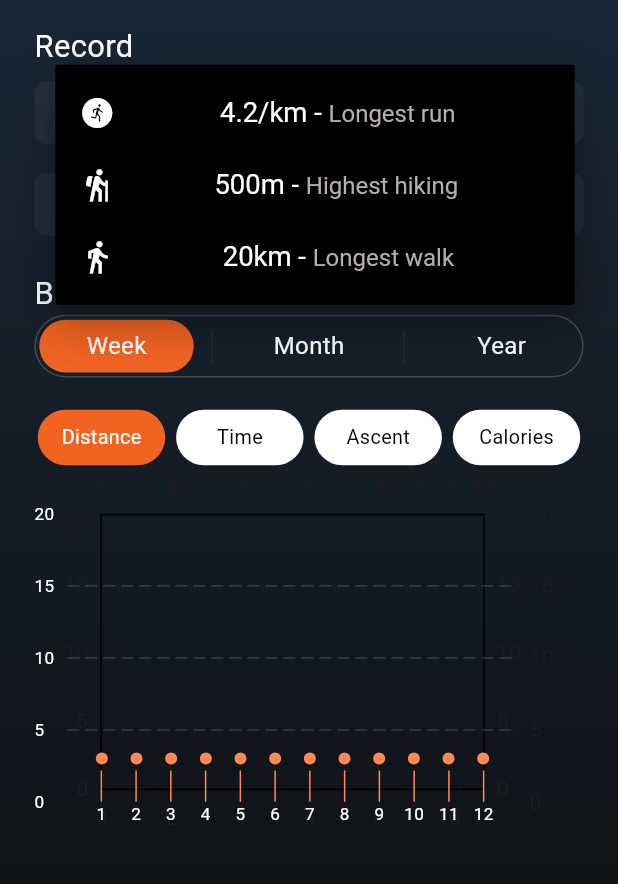
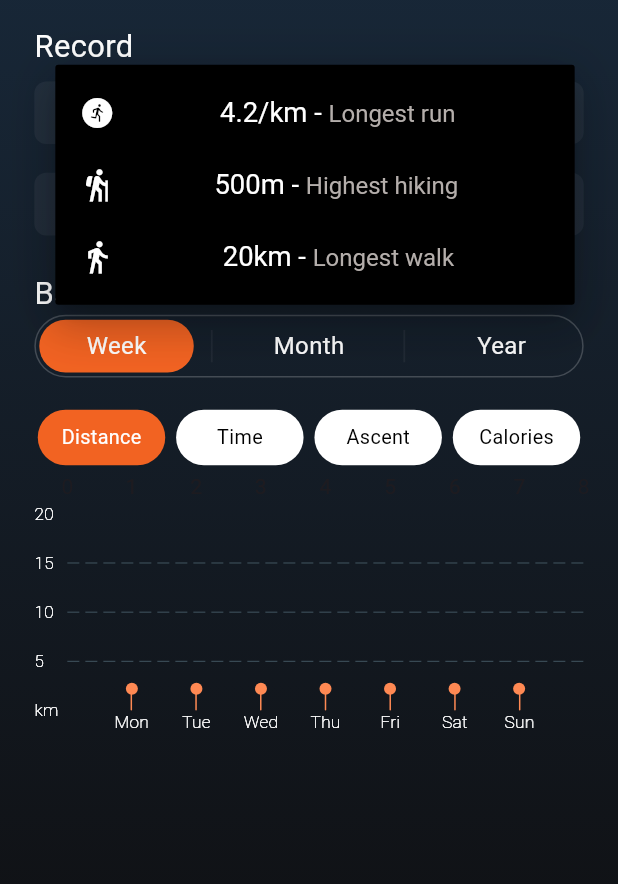
Before and after one commit to MineKnight2711/Running_App, a Flutter app: the PerformanceMetricsScreen screen opened by its route, after a tap on an icon or button, on a phone screen of 412 x 824 dp, the part 66-950 px from its top. Run offline on Flutter 3.47's test engine with Material 3 defaults, Android fonts, the phone set to English and light mode, and no system bars; drawn by our look-alikes of fl_chart; our stand-ins replace card_swiper, flutter_screenutil, get, google_fonts.

Commit message:
fix chart, chồng barchart lên linechart

```diff
--- a/lib/extensions/integer_extension.dart
+++ b/lib/extensions/integer_extension.dart
@@ -6,4 +6,25 @@ extension IntegerParsing on int {
         '${(duration.inSeconds % 60).toString().padLeft(2, '0')}';
     return formattedTime;
   }
+
+  String getDayLabel() {
+    switch (this) {
+      case 1:
+        return 'Mon';
+      case 2:
+        return 'Tue';
+      case 3:
+        return 'Wed';
+      case 4:
+        return 'Thu';
+      case 5:
+        return 'Fri';
+      case 6:
+        return 'Sat';
+      case 7:
+        return 'Sun';
+      default:
+        return '';
+    }
+  }
 }
--- /dev/null
+++ b/lib/models/monthly_activity_model/weekly_activity_model.dart
@@ -0,0 +1,33 @@
+import 'individual_bar.dart';
+
+class WeeklyActivityDistanceModel {
+  final double mon;
+  final double tue;
+  final double wed;
+  final double thu;
+  final double fri;
+  final double sat;
+  final double sun;
+
+  WeeklyActivityDistanceModel({
+    required this.mon,
+    required this.tue,
+    required this.wed,
+    required this.thu,
+    required this.fri,
+    required this.sat,
+    required this.sun,
+  });
+  List<IndividualBar> barData = [];
+  void initalizeBarData() {
+    barData = [
+      IndividualBar(x: 1, y: mon),
+      IndividualBar(x: 2, y: tue),
+      IndividualBar(x: 3, y: wed),
+      IndividualBar(x: 4, y: thu),
+      IndividualBar(x: 5, y: fri),
+      IndividualBar(x: 6, y: sat),
+      IndividualBar(x: 7, y: sun),
+    ];
+  }
+}
--- a/lib/screens/performance/bargraph/bar_data.dart
+++ /dev/null
@@ -1,48 +0,0 @@
-import 'package:flutter_running_demo/screens/performance/bargraph/individual_bar.dart';
-
-class BarData {
-  final double janAmount;
-  final double febAmount;
-  final double marAmount;
-  final double aprAmount;
-  final double mayAmount;
-  final double junAmount;
-  final double julAmount;
-  final double augAmount;
-  final double sepAmount;
-  final double octAmount;
-  final double novAmount;
-  final double decAmount;
-
-  BarData({
-    required this.janAmount,
-    required this.febAmount,
-    required this.marAmount,
-    required this.aprAmount,
-    required this.mayAmount,
-    required this.junAmount,
-    required this.julAmount,
-    required this.augAmount,
-    required this.sepAmount,
-    required this.octAmount,
-    required this.novAmount,
-    required this.decAmount,
-  });
-  List<IndividualBar> barData = [];
-  void initalizeBarData() {
-    barData = [
-      IndividualBar(x: 1, y: janAmount),
-      IndividualBar(x: 2, y: febAmount),
-      IndividualBar(x: 3, y: marAmount),
-      IndividualBar(x: 4, y: aprAmount),
-      IndividualBar(x: 5, y: mayAmount),
-      IndividualBar(x: 6, y: junAmount),
-      IndividualBar(x: 7, y: julAmount),
-      IndividualBar(x: 8, y: augAmount),
-      IndividualBar(x: 9, y: sepAmount),
-      IndividualBar(x: 10, y: octAmount),
-      IndividualBar(x: 11, y: novAmount),
-      IndividualBar(x: 12, y: decAmount),
-    ];
-  }
-}
--- a/lib/screens/performance/bargraph/bar_graph.dart
+++ /dev/null
@@ -1,118 +0,0 @@
-import 'dart:math';
-
-import 'package:fl_chart/fl_chart.dart';
-import 'package:flutter/cupertino.dart';
-import 'package:flutter/material.dart';
-import 'package:flutter/widgets.dart';
-import 'package:flutter_running_demo/config/config_export.dart';
-
-import 'package:flutter_running_demo/screens/performance/bargraph/bar_data.dart';
-import 'package:flutter_screenutil/flutter_screenutil.dart';
-
-class MyBarGraph extends StatelessWidget {
-  List<double> monthSummary =
-      List<double>.generate(12, (i) => Random().nextDouble() * 20)..shuffle();
-
-  MyBarGraph({
-    super.key,
-  });
-
-  @override
-  Widget build(BuildContext context) {
-    List<FlSpot> spots = List.generate(monthSummary.length, (index) {
-      return FlSpot(index.toDouble(), monthSummary[index]);
-    });
-    print("List month ${monthSummary}");
-    print("List spots ${spots}");
-    BarData myBarData = BarData(
-        janAmount: monthSummary[0],
-        febAmount: monthSummary[1],
-        marAmount: monthSummary[2],
-        aprAmount: monthSummary[3],
-        mayAmount: monthSummary[4],
-        junAmount: monthSummary[5],
-        julAmount: monthSummary[6],
-        augAmount: monthSummary[7],
-        sepAmount: monthSummary[8],
-        octAmount: monthSummary[9],
-        novAmount: monthSummary[10],
-        decAmount: monthSummary[11]);
-    myBarData.initalizeBarData();
-    return Stack(
-      children: [
-        AspectRatio(
-          aspectRatio: 1.41,
-          child: LineChart(
-            LineChartData(
-              maxY: 20,
-              minY: 0,
-              gridData: const FlGridData(show: false),
-              lineBarsData: [
-                LineChartBarData(
-                    color: Colors.transparent,
-                    spots: spots,
-                    dotData: FlDotData(
-                      getDotPainter: (p0, p1, p2, p3) => FlDotCirclePainter(
-                          radius: 4, color: const Color(0xffff8953)),
-                    )),
-              ],
-            ),
-          ),
-        ),
-        BarChart(
-          BarChartData(
-              maxY: 20,
-              minY: 0,
-              gridData: const FlGridData(
-                  drawHorizontalLine: true, drawVerticalLine: false),
-              borderData: FlBorderData(show: false),
-              titlesData: FlTitlesData(
-                leftTitles: AxisTitles(
-                  sideTitles: SideTitles(
-                    showTitles: true,
-                    getTitlesWidget: (value, meta) {
-                      return Text(
-                        value.toStringAsFixed(0),
-                        style: CustomGoogleFonts.roboto(
-                            fontSize: 10.r, color: AppColors.white100),
-                      );
-                    },
-                  ),
-                ),
-                bottomTitles: AxisTitles(
-                  sideTitles: SideTitles(
-                    showTitles: true,
-                    getTitlesWidget: (value, meta) {
-                      return Text(
-                        value.toStringAsFixed(0),
-                        style: CustomGoogleFonts.roboto(
-                            fontSize: 10.r, color: AppColors.white100),
-                      );
-                    },
-                  ),
-                ),
-              ),
-              barGroups: myBarData.barData
-                  .map(
-                    (data) => BarChartGroupData(
-                      x: data.x,
-                      barRods: [
-                        BarChartRodData(
-                          width: 1,
-                          // fromY: ,
-                          // rodStackItems: [BarChartRodStackItem(5, 20, Colors.red)],
-                          // backDrawRodData: BackgroundBarChartRodData(
-                          //     show: true, fromY: 5, toY: 25, color: Colors.white),
-                          toY: data.y,
-
-                          color: const Color(0xffff8953),
-                        ),
-                      ],
-                    ),
-                  )
-                  .toList()),
-        ),
-      ],
-    );
-  }
-}
--- a/lib/screens/performance/chartmodel/chart_screen.dart
+++ /dev/null
@@ -1,30 +0,0 @@
-import 'package:flutter/material.dart';
-import 'package:flutter_running_demo/screens/performance/bargraph/bar_graph.dart';
-import 'package:flutter_screenutil/flutter_screenutil.dart';
-
-import '../../../config/temp.dart';
-
-class Chartscreen extends StatefulWidget {
-  const Chartscreen({super.key});
-
-  @override
-  State<Chartscreen> createState() => _ChartscreenState();
-}
-
-class _ChartscreenState extends State<Chartscreen> {
-  @override
-  Widget build(BuildContext context) {
-    return Scaffold(
-      body: Container(
-          padding: EdgeInsets.symmetric(vertical: 50.h),
-          height: 1.sh,
-          width: 1.sw,
-          child: Column(
-            crossAxisAlignment: CrossAxisAlignment.center,
-            children: [
-              MyBarGraph(),
-            ],
-          )),
-    );
-  }
-}
--- a/lib/screens/performance/chartmodel/line_double_chart.dart
+++ b/lib/screens/performance/chartmodel/line_double_chart.dart
@@ -2,7 +2,7 @@ import 'package:fl_chart/fl_chart.dart';
 import 'package:flutter/material.dart';
 import 'package:flutter_screenutil/flutter_screenutil.dart';
 import '../../../config/temp.dart';
-import '../bargraph/bar_graph.dart';
+import '../nested_chart/nested_chart.dart';
 import 'line_chart_fl.dart';
 
 List<double> monthSummary = [
@@ -87,7 +87,7 @@ class ChartExample extends StatelessWidget {
               aspectRatio: 2,
               child: LineChartFL2Widget(),
             ),
-            AspectRatio(aspectRatio: 2, child: MyBarGraph()),
+            const AspectRatio(aspectRatio: 2, child: NestedChart()),
           ],
         ),
       ),
--- /dev/null
+++ b/lib/screens/performance/nested_chart/charts/my_barchart.dart
@@ -0,0 +1,74 @@
+import 'package:fl_chart/fl_chart.dart';
+import 'package:flutter/material.dart';
+import 'package:flutter_running_demo/extensions/integer_extension.dart';
+import 'package:flutter_screenutil/flutter_screenutil.dart';
+import '../../../../config/config_export.dart';
+import '../../../../models/monthly_activity_model/individual_bar.dart';
+
+class MyBarChart extends StatelessWidget {
+  final List<IndividualBar> barData;
+  const MyBarChart({super.key, required this.barData});
+
+  @override
+  Widget build(BuildContext context) {
+    return BarChart(
+      BarChartData(
+          maxY: 20,
+          minY: 0,
+          gridData: const FlGridData(
+              drawHorizontalLine: true, drawVerticalLine: false),
+          borderData: FlBorderData(show: false),
+          titlesData: FlTitlesData(
+            leftTitles: AxisTitles(
+              sideTitles: SideTitles(
+                showTitles: true,
+                getTitlesWidget: (value, meta) {
+                  return Text(
+                    value.toStringAsFixed(0) == "0"
+                        ? "km"
+                        : value.toStringAsFixed(0),
+                    style: CustomGoogleFonts.roboto(
+                        fontSize: 10.r,
+                        color: AppColors.white100,
+                        fontWeight: FontWeight.w200),
+                  );
+                },
+              ),
+            ),
+            bottomTitles: AxisTitles(
+              sideTitles: SideTitles(
+                showTitles: true,
+                getTitlesWidget: (value, meta) {
+                  return Text(
+                    value.toInt().getDayLabel(),
+                    style: CustomGoogleFonts.roboto(
+                        fontSize: 10.r,
+                        color: AppColors.white100,
+                        fontWeight: FontWeight.w200),
+                  );
+                },
+              ),
+            ),
+            rightTitles: const AxisTitles(
+              sideTitles: SideTitles(
+                showTitles: false,
+              ),
+            ),
+          ),
+          barGroups: barData
+              .map(
+                (data) => BarChartGroupData(
+                  x: data.x,
+                  barRods: [
+                    BarChartRodData(
+                      width: 1,
+                      toY: data.y,
+                      color: const Color(0xffff8953),
+                    ),
+                  ],
+                ),
+              )
+              .toList()),
+    );
+  }
+}
--- /dev/null
+++ b/lib/screens/performance/nested_chart/charts/my_linechart.dart
@@ -0,0 +1,72 @@
+import 'package:fl_chart/fl_chart.dart';
+import 'package:flutter/material.dart';
+import 'package:flutter_running_demo/extensions/integer_extension.dart';
+import 'package:flutter_screenutil/flutter_screenutil.dart';
+import '../../../../config/config_export.dart';
+
+class MyLineChart extends StatelessWidget {
+  final List<FlSpot> listSpots;
+  const MyLineChart({super.key, required this.listSpots});
+
+  @override
+  Widget build(BuildContext context) {
+    return LineChart(
+      LineChartData(
+        maxY: 20,
+        minY: 0,
+        minX: 0,
+        maxX: 8,
+        gridData: const FlGridData(show: false),
+        borderData: FlBorderData(show: false),
+        titlesData: FlTitlesData(
+          leftTitles: AxisTitles(
+            sideTitles: SideTitles(
+              showTitles: true,
+              getTitlesWidget: (value, meta) {
+                return Text(
+                  value.toStringAsFixed(0) == "0"
+                      ? "km"
+                      : value.toStringAsFixed(0),
+                  style: CustomGoogleFonts.roboto(
+                      fontSize: 10.r,
+                      color: AppColors.white100,
+                      fontWeight: FontWeight.w200),
+                );
+              },
+            ),
+          ),
+          bottomTitles: AxisTitles(
+            sideTitles: SideTitles(
+              showTitles: true,
+              interval: 1,
+              getTitlesWidget: (value, meta) {
+                return Text(
+                  value.toInt().getDayLabel(),
+                  style: CustomGoogleFonts.roboto(
+                      fontSize: 10.r,
+                      color: AppColors.white100,
+                      fontWeight: FontWeight.w200),
+                );
+              },
+            ),
+          ),
+          rightTitles: const AxisTitles(
+            sideTitles: SideTitles(
+              showTitles: false,
+            ),
+          ),
+        ),
+        lineBarsData: [
+          LineChartBarData(
+            color: Colors.transparent,
+            spots: listSpots,
+            dotData: FlDotData(
+              getDotPainter: (p0, p1, p2, p3) =>
+                  FlDotCirclePainter(radius: 4, color: const Color(0xffff8953)),
+            ),
+          ),
+        ],
+      ),
+    );
+  }
+}
--- /dev/null
+++ b/lib/screens/performance/nested_chart/nested_chart.dart
@@ -0,0 +1,41 @@
+import 'dart:math';
+import 'package:fl_chart/fl_chart.dart';
+import 'package:flutter/material.dart';
+import '../../../models/monthly_activity_model/weekly_activity_model.dart';
+import 'charts/my_barchart.dart';
+import 'charts/my_linechart.dart';
+
+class NestedChart extends StatelessWidget {
+  const NestedChart({
+    super.key,
+  });
+
+  @override
+  Widget build(BuildContext context) {
+    List<double> monthSummary =
+        List<double>.generate(7, (i) => Random().nextDouble() * 20)..shuffle();
+    WeeklyActivityDistanceModel weeklyBarData = WeeklyActivityDistanceModel(
+      mon: monthSummary[0],
+      tue: monthSummary[1],
+      wed: monthSummary[2],
+      thu: monthSummary[3],
+      fri: monthSummary[4],
+      sat: monthSummary[5],
+      sun: monthSummary[6],
+    );
+    weeklyBarData.initalizeBarData();
+    List<FlSpot> spots = weeklyBarData.barData
+        .map(
+          (e) => FlSpot(e.x.toDouble(), e.y),
+        )
+        .toList();
+    return Stack(
+      children: [
+        MyLineChart(listSpots: spots),
+        MyBarChart(
+          barData: weeklyBarData.barData,
+        ),
+      ],
+    );
+  }
+}
--- a/lib/screens/performance/performance_screen.dart
+++ b/lib/screens/performance/performance_screen.dart
@@ -1,6 +1,6 @@
 import 'package:flutter/material.dart';
-import 'package:flutter_running_demo/screens/performance/bargraph/bar_graph.dart';
-import 'package:flutter_running_demo/screens/performance/components/activities_stats_row.dart';
+import 'package:flutter_running_demo/screens/performance/nested_chart/nested_chart.dart';
+import 'package:flutter_running_demo/screens/performance/components/activities_stats_button_row.dart';
 import 'package:flutter_running_demo/screens/performance/components/dropdown_activities.dart';
 import 'package:flutter_screenutil/flutter_screenutil.dart';
 import '../../config/config_export.dart';
@@ -79,10 +79,11 @@ class PerformanceMetricsScreen extends StatelessWidget {
                 ActivityStatsRow(
                   listButton: activityStatsButtonRow,
                 ),
-                AspectRatio(
-                  aspectRatio: 1.5,
-                  child: MyBarGraph(),
+                const AspectRatio(
+                  aspectRatio: 2,
+                  child: NestedChart(),
                 )
+                // AspectRatio(aspectRatio: 2, child: TestChart()),
               ],
             )),
       ),
```
Also changed, not shown: lib/models/monthly_activity_model/individual_bar.dart (renamed from lib/screens/performance/bargraph/individual_bar.dart), lib/screens/performance/components/activities_stats_button_row.dart (renamed from lib/screens/performance/components/activities_stats_row.dart).
